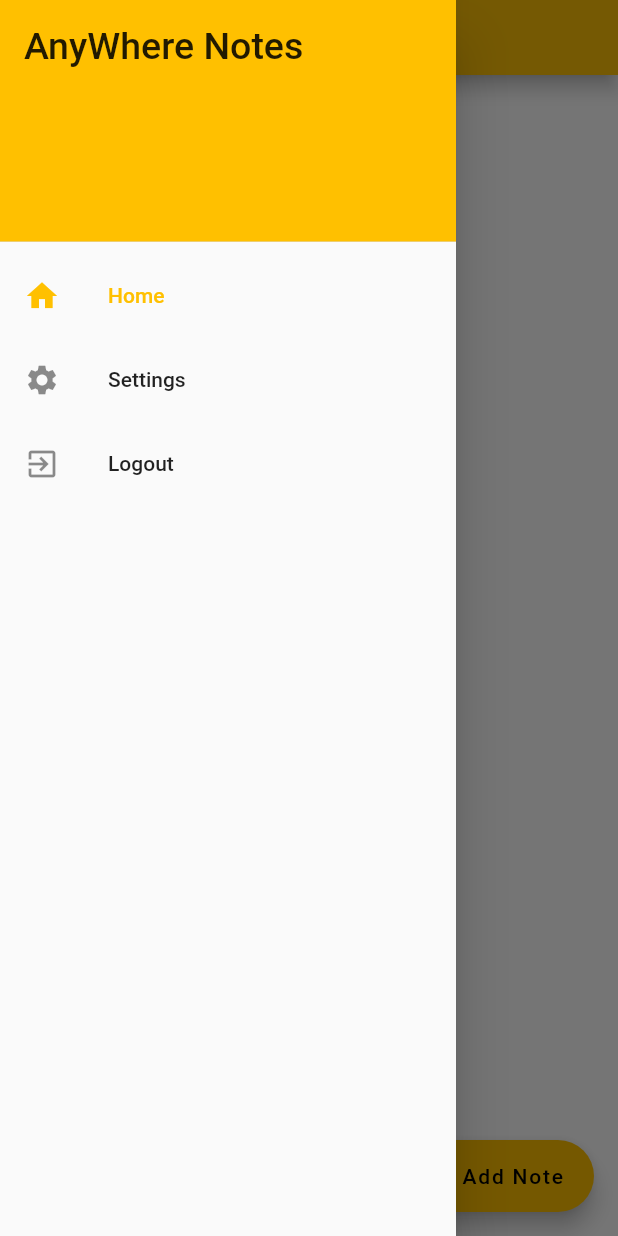
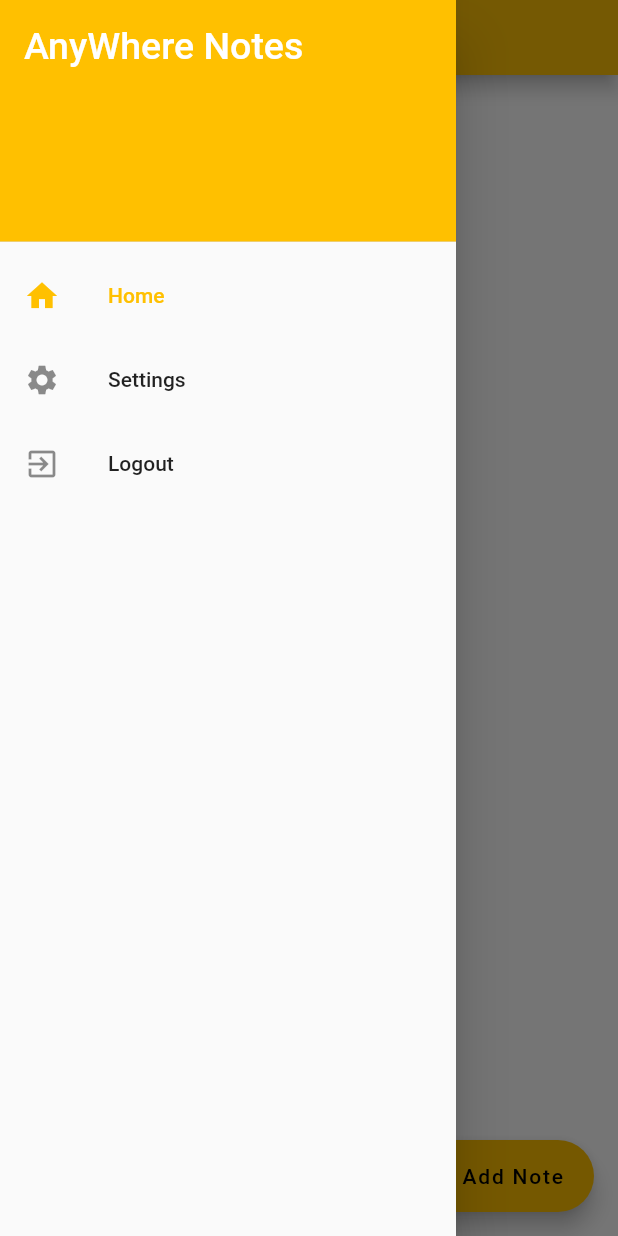
Before and after one commit to Remrem1645/AnywhereNotes, a Flutter app: the screen it shows once a user with an empty profile is signed in, with the side drawer open, on a phone screen of 412 x 824 dp. Run offline on Flutter 3.47's test engine with Material 2 defaults, Android fonts, the phone set to English and light mode, and no system bars; our stand-ins replace cloud_firestore, firebase_auth, google_fonts, settings_ui; accounts and stored records are empty.

Commit message:
minor changes

```diff
--- a/lib/main.dart
+++ b/lib/main.dart
@@ -26,7 +26,7 @@ class MyApp extends StatelessWidget {
           create: (context) => ThemeProvider(),
           builder: (context, _) {
             final themeProvider = Provider.of<ThemeProvider>(context);
-          SystemChrome.setEnabledSystemUIMode(SystemUiMode.manual, overlays: [SystemUiOverlay.bottom]);
+            SystemChrome.setEnabledSystemUIMode(SystemUiMode.leanBack);
             return MaterialApp(
               themeMode: themeProvider.themeMode,
               theme: MyThemes.lightTheme,
--- a/lib/screens/home_screen.dart
+++ b/lib/screens/home_screen.dart
@@ -84,7 +84,8 @@ class _HomeScreenState extends State<HomeScreen> {
                             NoteReaderScreen(note),
                           )
                         );
-                      }, note) ).toList(),
+                      },
+                      note)).toList(),
                     );
                   }
                   return Text("There is nothing yet...", style: GoogleFonts.nunito(color: AppStyle.textColor) ,);
--- a/lib/screens/note_creator_screen.dart
+++ b/lib/screens/note_creator_screen.dart
@@ -43,6 +43,7 @@ class _NoteCreatorScreenState extends State<NoteCreatorScreen> {
         padding: const EdgeInsets.all(24.0),
         child: Column(
           crossAxisAlignment: CrossAxisAlignment.start,
+          mainAxisAlignment: MainAxisAlignment.start,
           children: [
             TextField(
               controller: _titleController,
--- a/lib/screens/note_reader_screen.dart
+++ b/lib/screens/note_reader_screen.dart
@@ -62,7 +62,7 @@ class _NoteReaderScreenState extends State<NoteReaderScreen> {
         elevation: 0.0,
         actions: [
           Padding(
-            padding: const EdgeInsets.only(right: 20.0),
+            padding: const EdgeInsets.only(right: 15.0),
             child: GestureDetector(
               onTap: () {
                 removeDoc();
@@ -119,7 +119,7 @@ class _NoteReaderScreenState extends State<NoteReaderScreen> {
                 initialValue: (noteContent == '') ? widget.doc['note_content'] : noteContent,
                 decoration: const InputDecoration(
                   border: InputBorder.none,
-                  hintText: 'Notes',
+                  hintText: 'There is nothing written down..',
                 ),
                 onSaved: (value) => setState(() => noteContent = value!),
                 style: AppStyle.mainContent,
--- a/lib/style/app_style.dart
+++ b/lib/style/app_style.dart
@@ -1,4 +1,3 @@
-import 'package:cloud_firestore/cloud_firestore.dart';
 import 'package:firebase_auth/firebase_auth.dart';
 import 'package:flutter/material.dart';
 import 'package:google_fonts/google_fonts.dart';
--- a/lib/style/app_themes.dart
+++ b/lib/style/app_themes.dart
@@ -1,4 +1,3 @@
-import 'package:firebaseflutternote/screens/setting_sreen.dart';
 import 'package:flutter/material.dart';
 import 'package:flutter/scheduler.dart';
 
--- a/lib/widgets/side_bar_menu.dart
+++ b/lib/widgets/side_bar_menu.dart
@@ -19,9 +19,12 @@ class NavDrawer extends StatelessWidget{
         children: <Widget>[
           DrawerHeader(
             // ignore: sort_child_properties_last
-            child: const Text(
+            child: Text(
               'AnyWhere Notes',
-              style: TextStyle(fontSize: 25),
+              style: TextStyle(
+                fontSize: 25,
+                color: Theme.of(context).secondaryHeaderColor,
+              ),
             ),
             decoration: BoxDecoration(
                 color: AppStyle.accentColor,
```
Lines whose indentation alone changed are shown as unchanged.
